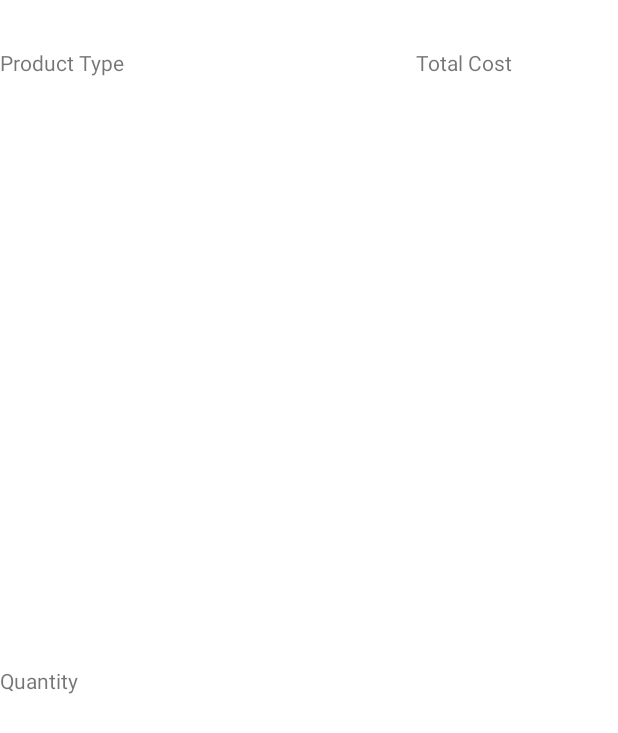
After one commit to Dwrulesalot/Cash-Register-Application, an Android app: the layout history_item_layout.xml on its own in the app's theme, with its tools: preview values and no code run, on a phone screen of 412 x 824 dp. The commit adds this screen. Shown: the top 733 px of the screen. Run offline under Robolectric (Android 15) with nearby library versions, the phone set to English and light mode, and no system bars.

Commit message:
MyApp added, added java files for History RecyclerView

```diff
--- a/app/src/main/java/com/example/cashregisterapplication/PurchaseDetailsActivity.java
+++ b/app/src/main/java/com/example/cashregisterapplication/PurchaseDetailsActivity.java
@@ -4,7 +4,11 @@ import androidx.appcompat.app.AppCompatActivity;
 
 import android.os.Bundle;
 
+import java.text.SimpleDateFormat;
+
 public class PurchaseDetailsActivity extends AppCompatActivity {
+
+    SimpleDateFormat formatter = new SimpleDateFormat("dd/MM/yyyy HH:mm:ss");
 
     @Override
     protected void onCreate(Bundle savedInstanceState) {
--- a/app/src/main/res/layout/activity_history.xml
+++ b/app/src/main/res/layout/activity_history.xml
@@ -9,6 +9,7 @@
     <!-- todo scrollable ListView with a new history array made by adapter like previously -->
 
     <androidx.recyclerview.widget.RecyclerView
+        android:id="@+id/historyRecyclerView"
         android:layout_width="match_parent"
         android:layout_height="match_parent"
 
--- /dev/null
+++ b/app/src/main/res/layout/history_item_layout.xml
@@ -0,0 +1,61 @@
+<?xml version="1.0" encoding="utf-8"?>
+<androidx.constraintlayout.widget.ConstraintLayout xmlns:android="http://schemas.android.com/apk/res/android"
+    android:layout_width="match_parent"
+    android:layout_height="match_parent"
+    xmlns:tools="http://schemas.android.com/tools"
+    xmlns:app="http://schemas.android.com/apk/res-auto"
+    tools:context=".HistoryActivity">
+
+    <TextView
+        android:id="@+id/historyProductName"
+        android:layout_width="match_parent"
+        android:layout_height="wrap_content"
+
+        android:text="Product Type"
+        app:layout_constraintBottom_toTopOf="@id/guideline2"
+        app:layout_constraintEnd_toEndOf="@id/guideline1"
+        app:layout_constraintStart_toStartOf="parent"
+        app:layout_constraintTop_toTopOf="parent"></TextView>
+
+    <androidx.constraintlayout.widget.Guideline
+        android:id="@+id/guideline1"
+        android:layout_width="wrap_content"
+        android:layout_height="wrap_content"
+
+        android:orientation="vertical"
+        app:layout_constraintGuide_percent=".5"
+        />
+
+    <TextView
+        android:id="@+id/historyTotalCost"
+        android:layout_width="wrap_content"
+        android:layout_height="wrap_content"
+
+        android:text="Total Cost"
+        app:layout_constraintBottom_toTopOf="@id/guideline2"
+        app:layout_constraintEnd_toEndOf="parent"
+        app:layout_constraintStart_toStartOf="@id/guideline1"
+        app:layout_constraintTop_toTopOf="parent" ></TextView>
+
+    <androidx.constraintlayout.widget.Guideline
+        android:id="@+id/guideline2"
+        android:layout_width="wrap_content"
+        android:layout_height="wrap_content"
+
+        android:orientation="horizontal"
+        app:layout_constraintGuide_percent=".1"
+        />
+
+    <TextView
+        android:id="@+id/historyQuantity"
+        android:layout_width="match_parent"
+        android:layout_height="wrap_content"
+
+        android:text="Quantity"
+        app:layout_constraintBottom_toBottomOf="parent"
+        app:layout_constraintEnd_toEndOf="parent"
+        app:layout_constraintStart_toStartOf="parent"
+        app:layout_constraintTop_toBottomOf="@id/guideline2"></TextView>
+
+
+</androidx.constraintlayout.widget.ConstraintLayout>
```
Also changed, not shown: app/src/main/java/com/example/cashregisterapplication/History.java (added, +18 -0 lines), app/src/main/java/com/example/cashregisterapplication/HistoryActivity.java (+25 -0 lines), app/src/main/java/com/example/cashregisterapplication/HistoryManager.java (added, +14 -0 lines), app/src/main/java/com/example/cashregisterapplication/MainActivity.java (+18 -8 lines), app/src/main/java/com/example/cashregisterapplication/ManagerPanelActivity.java (+10 -8 lines), app/src/main/java/com/example/cashregisterapplication/MyApp.java (+22 -2 lines).
